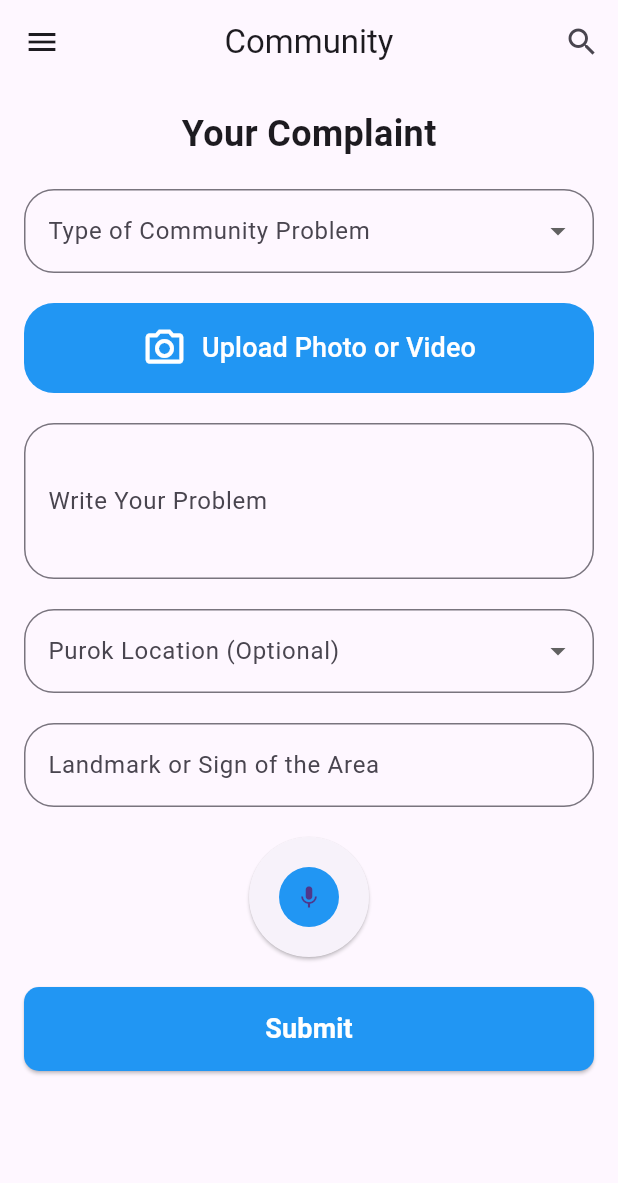
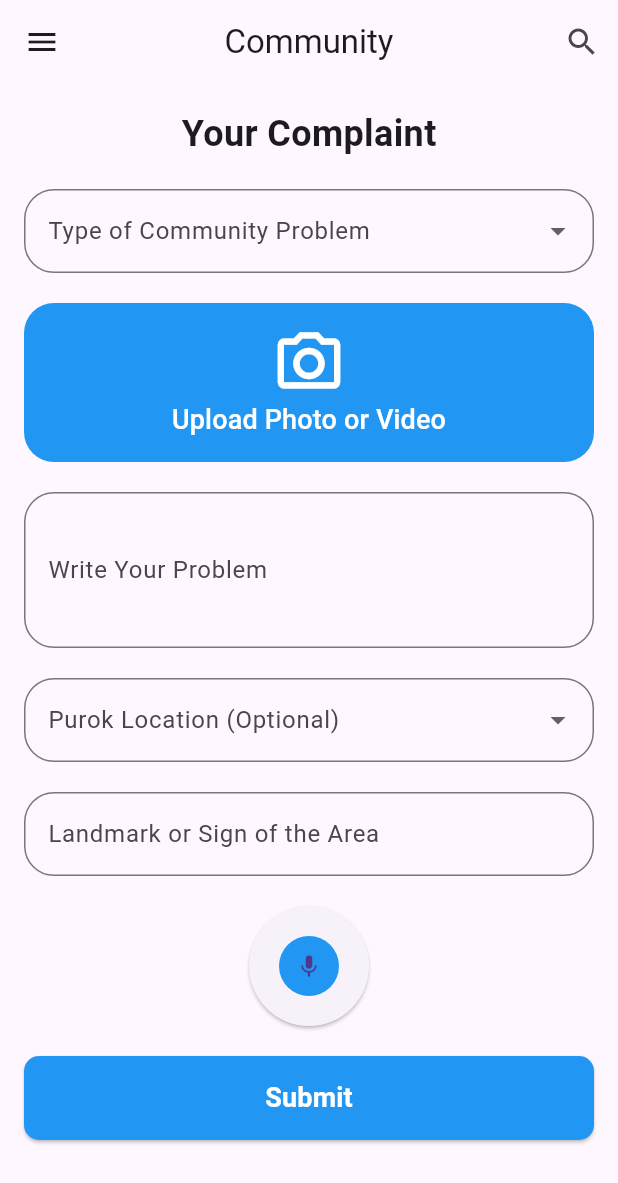
Before and after one commit to yskooo/civic-vox-mobile, a Flutter app: the HomePage screen opened directly, after a tap on the "add" icon, on a phone screen of 412 x 824 dp. Shown: the top 1183 px of the screen. Run offline on Flutter 3.47's test engine with Material 3 defaults, Android fonts, the phone set to English and light mode, and no system bars.

Commit message:
cam icon: change

```diff
--- a/lib/pages/home_page.dart
+++ b/lib/pages/home_page.dart
@@ -216,10 +216,10 @@ class _HomePageState extends State<HomePage> {
                 foregroundColor: MaterialStateProperty.all(Colors.white), // Change the text color
                 padding: MaterialStateProperty.all(EdgeInsets.symmetric(vertical: 15, horizontal: 20)), // Adjust padding for increased height
               ),
-              child: Row(
+              child: Column(
                 mainAxisAlignment: MainAxisAlignment.center,
                 children: [
-                  Icon(Icons.camera_alt_outlined, size: 30), // Increase the size of the icon
+                  Icon(Icons.camera_alt_outlined, size: 50), // Increase the size of the icon
                   SizedBox(width: 10), // Adjust the space between the icon and text
                   Text(
                     'Upload Photo or Video',
@@ -294,8 +294,14 @@ class _HomePageState extends State<HomePage> {
                 // Placeholder for submitting complaint
                 _handleSubmit();
               },
-              child: Padding(
-                padding: const EdgeInsets.symmetric(vertical: 15),
+              style: ElevatedButton.styleFrom(
+                backgroundColor: Colors.blue,
+                shape: RoundedRectangleBorder(
+                  borderRadius: BorderRadius.circular(10),
+                ),
+              ),
+              child: const Padding(
+                padding: EdgeInsets.symmetric(vertical: 15),
                 child: Text(
                   'Submit',
                   style: TextStyle(
@@ -303,12 +309,6 @@ class _HomePageState extends State<HomePage> {
                     fontWeight: FontWeight.bold,
                     color: Colors.white,
                   ),
-                ),
-              ),
-              style: ElevatedButton.styleFrom(
-                backgroundColor: Colors.blue,
-                shape: RoundedRectangleBorder(
-                  borderRadius: BorderRadius.circular(10),
                 ),
               ),
             ),
```
